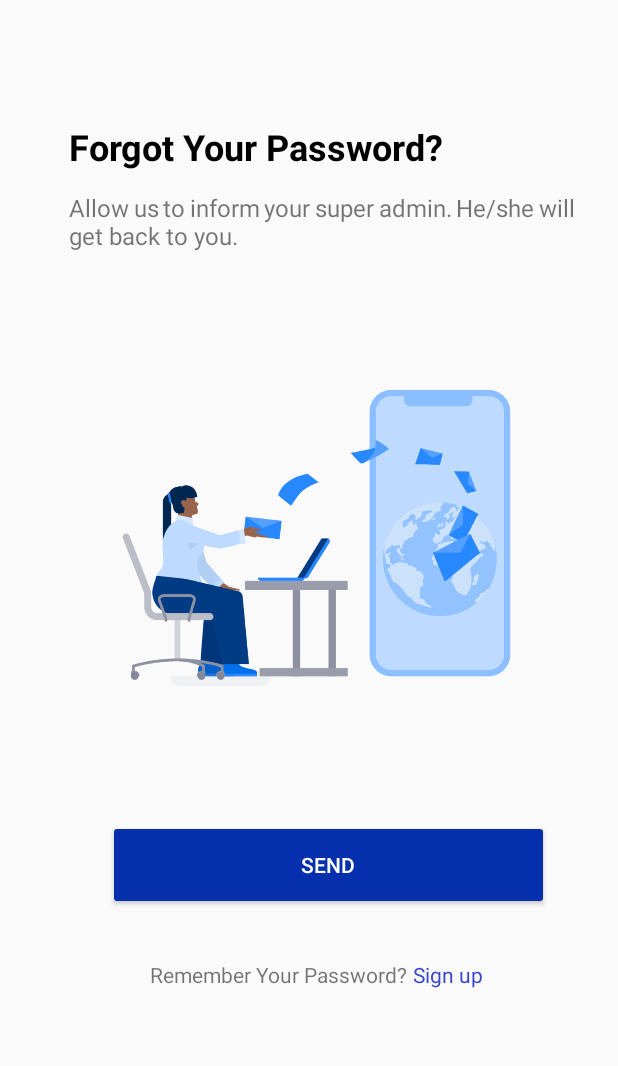
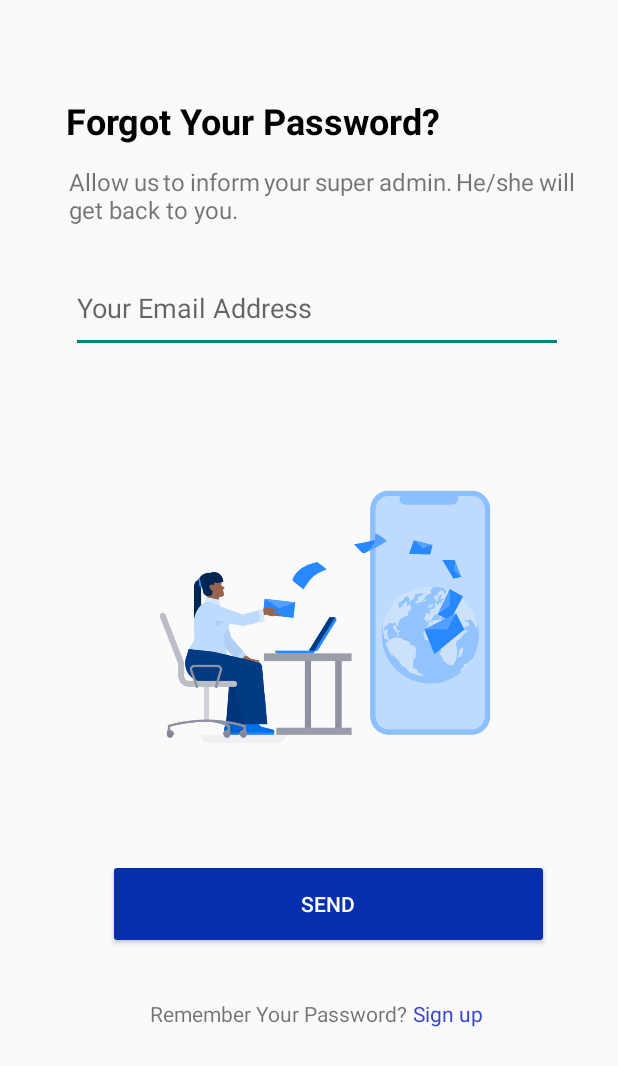
Before and after one commit to shehan-shyaminda/PocketUni-Admin, an Android app: the layout activity_forgot_password.xml on its own in the app's theme, with its tools: preview values and no code run, on a phone screen of 412 x 824 dp. Shown: the top 1066 px of the screen. Run offline under Robolectric (Android 15) with nearby library versions, the phone set to English and light mode, and no system bars.

Commit message:
Forgot Password Add Email txtBox

```diff
--- a/app/src/main/res/layout/activity_forgot_password.xml
+++ b/app/src/main/res/layout/activity_forgot_password.xml
@@ -11,8 +11,8 @@
         android:id="@+id/textView22"
         android:layout_width="wrap_content"
         android:layout_height="wrap_content"
-        android:layout_marginStart="46dp"
-        android:layout_marginTop="81dp"
+        android:layout_marginStart="44dp"
+        android:layout_marginTop="64dp"
         android:text="Forgot Your Password?"
         android:textColor="#000000"
         android:textSize="24sp"
@@ -34,12 +34,12 @@
 
     <ImageView
         android:id="@+id/imageView12"
-        android:layout_width="359dp"
-        android:layout_height="361dp"
-        android:layout_marginStart="36dp"
-        android:layout_marginTop="8dp"
+        android:layout_width="321dp"
+        android:layout_height="308dp"
+        android:layout_marginStart="60dp"
+        android:layout_marginTop="21dp"
         app:layout_constraintStart_toStartOf="parent"
-        app:layout_constraintTop_toBottomOf="@+id/textView23"
+        app:layout_constraintTop_toBottomOf="@+id/editTextTextPersonName2"
         app:srcCompat="@drawable/woman_with_laptop_sends_sms_mails_around_the_world" />
 
     <Button
@@ -73,4 +73,16 @@
         android:textColor="#3847CD"
         app:layout_constraintStart_toEndOf="@+id/textView24"
         app:layout_constraintTop_toBottomOf="@+id/btnSend" />
+
+    <EditText
+        android:id="@+id/editTextTextPersonName2"
+        android:layout_width="328dp"
+        android:layout_height="59dp"
+        android:layout_marginStart="47dp"
+        android:layout_marginTop="24dp"
+        android:ems="10"
+        android:hint="Your Email Address"
+        android:inputType="textPersonName"
+        app:layout_constraintStart_toStartOf="parent"
+        app:layout_constraintTop_toBottomOf="@+id/textView23" />
 </androidx.constraintlayout.widget.ConstraintLayout>
```
